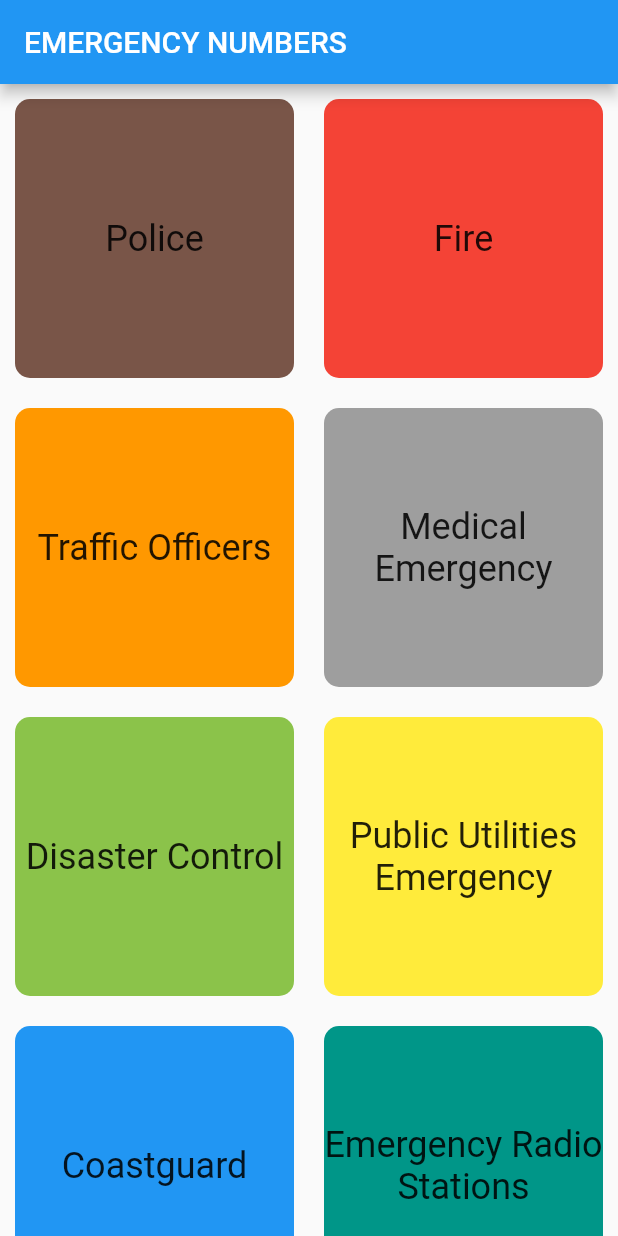
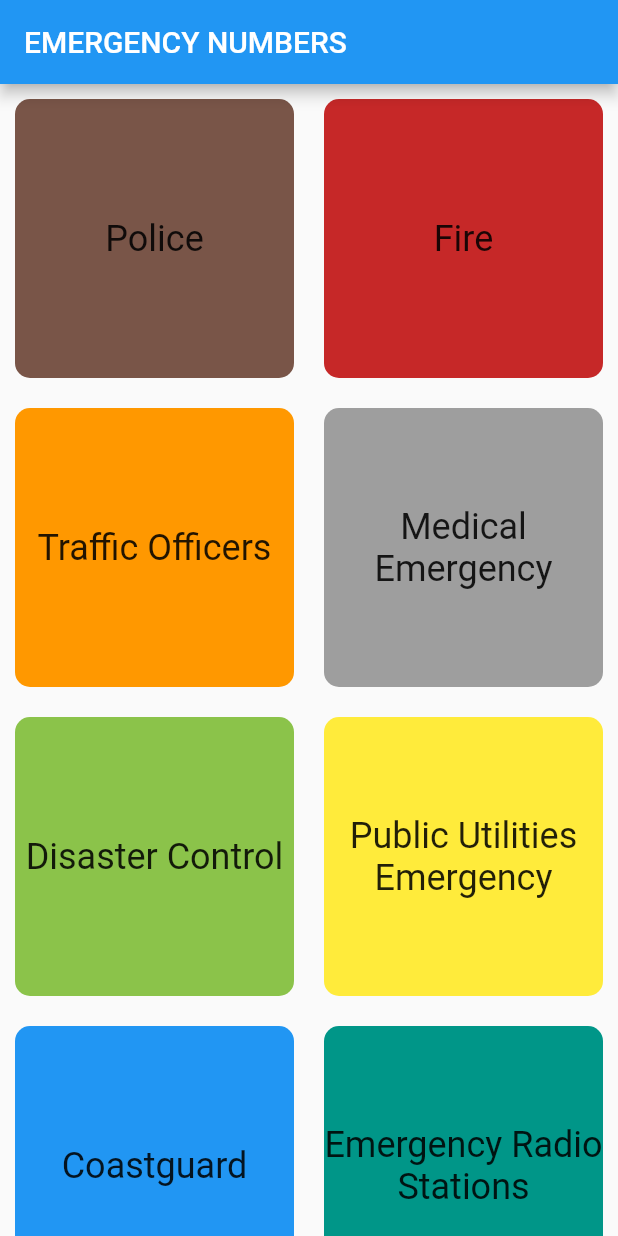
Before and after one commit to taextreme/mobile-app-dev-project1, a Flutter app: the screen it shows after launch, on a phone screen of 412 x 824 dp. Run offline on Flutter 3.47's test engine with Material 2 defaults, Android fonts, the phone set to English and light mode, and no system bars.

Commit message:
Update color red shade

```diff
--- a/lib/home_screen.dart
+++ b/lib/home_screen.dart
@@ -36,7 +36,7 @@ class _HomeScreenState extends State<HomeScreen> {
             },
           ),
           BaseCard(
-            theColor: Colors.red,
+            theColor: Colors.red.shade800,
             theChild: const Align(
               alignment: Alignment.center,
               child: Text(
```
